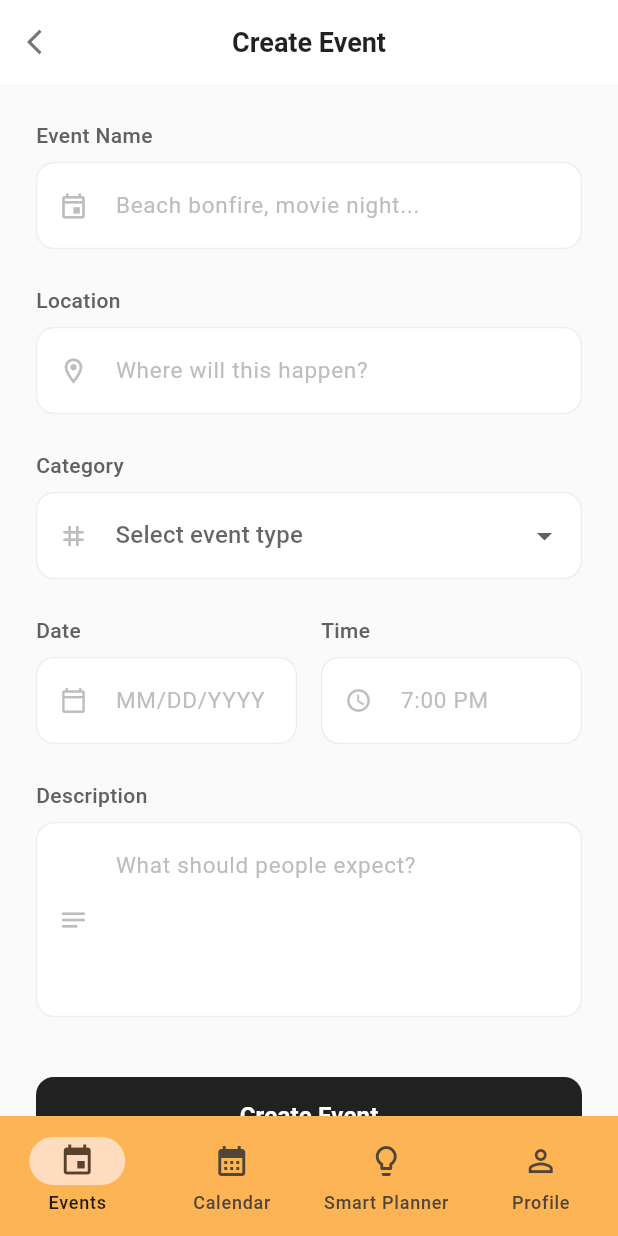
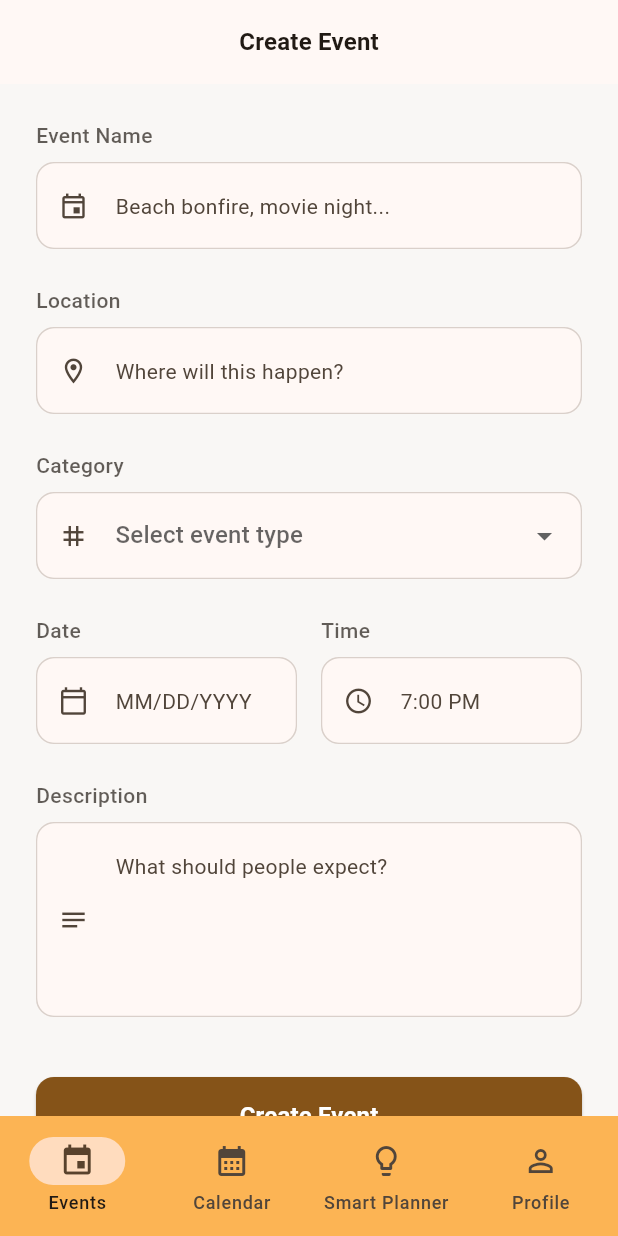
Before and after one commit to chriss212/link_up, a Flutter app: the NewEventScreen screen opened by its route, on a phone screen of 412 x 824 dp. Run offline on Flutter 3.47's test engine with Material 3 defaults, Android fonts, the phone set to English and light mode, and no system bars; our stand-ins replace flutter_riverpod, go_router, table_calendar.

Commit message:
cambios pantallas para ser afectadas por el theme changer

```diff
--- a/lib/chat/chat_screen.dart
+++ b/lib/chat/chat_screen.dart
@@ -6,11 +6,14 @@ class ChatScreen extends StatelessWidget {
 
   @override
   Widget build(BuildContext context) {
-    return const Scaffold(
+    return Scaffold(
+      backgroundColor: Theme.of(context).scaffoldBackgroundColor,
       body: Center(
         child: Text(
           'Chat Screen (WIP)',
-          style: TextStyle(fontSize: 20),
+          style: Theme.of(
+            context,
+          ).textTheme.titleMedium?.copyWith(fontSize: 20),
         ),
       ),
     );
--- a/lib/events/new_events_screen.dart
+++ b/lib/events/new_events_screen.dart
@@ -51,41 +51,42 @@ class _NewEventScreenState extends State<NewEventScreen> {
     int maxLines = 1,
     IconData? icon,
   }) {
+    final theme = Theme.of(context);
+    final scheme = theme.colorScheme;
+
     return Column(
       crossAxisAlignment: CrossAxisAlignment.start,
       children: [
         Text(
           label,
-          style: TextStyle(
-            fontSize: 14,
+          style: theme.textTheme.bodyMedium?.copyWith(
             fontWeight: FontWeight.w500,
-            color: Colors.grey.shade700,
+            color: scheme.onSurface.withOpacity(0.7),
           ),
         ),
         const SizedBox(height: 8),
         Container(
           decoration: BoxDecoration(
-            color: Colors.white,
+            color: scheme.surface,
             borderRadius: BorderRadius.circular(12),
-            border: Border.all(color: Colors.grey.shade200),
+            border: Border.all(color: scheme.outline.withOpacity(0.3)),
           ),
           child: TextField(
             maxLines: maxLines,
             decoration: InputDecoration(
               hintText: hint,
               prefixIcon: icon != null
-                ? Icon(icon, color: Colors.grey.shade400, size: 20)
+                  ? Icon(icon, color: scheme.onSurfaceVariant, size: 20)
                   : null,
               border: OutlineInputBorder(
                 borderRadius: BorderRadius.circular(12),
                 borderSide: BorderSide.none,
               ),
               filled: true,
-              fillColor: Colors.white,
+              fillColor: scheme.surface,
               contentPadding: const EdgeInsets.all(16),
-              hintStyle: TextStyle(
-                color: Colors.grey.shade400,
-                fontSize: 15,
+              hintStyle: theme.textTheme.bodyMedium?.copyWith(
+                color: scheme.onSurfaceVariant,
               ),
             ),
           ),
@@ -95,51 +96,50 @@ class _NewEventScreenState extends State<NewEventScreen> {
   }
 
   Widget _buildDropdown() {
+    final theme = Theme.of(context);
+    final scheme = theme.colorScheme;
+
     return Column(
       crossAxisAlignment: CrossAxisAlignment.start,
       children: [
         Text(
           "Category",
-          style: TextStyle(
-            fontSize: 14,
+          style: theme.textTheme.bodyMedium?.copyWith(
             fontWeight: FontWeight.w500,
-            color: Colors.grey.shade700,
+            color: scheme.onSurface.withOpacity(0.7),
           ),
         ),
         const SizedBox(height: 8),
         Container(
           decoration: BoxDecoration(
-            color: Colors.white,
+            color: scheme.surface,
             borderRadius: BorderRadius.circular(12),
-            border: Border.all(color: Colors.grey.shade200),
+            border: Border.all(color: scheme.outline.withOpacity(0.3)),
           ),
           child: DropdownButtonFormField<String>(
-            initialValue: selectedCategory,
+            value: selectedCategory,
             decoration: InputDecoration(
               hintText: "Select event type",
-              prefixIcon: Icon(Icons.tag, color: Colors.grey.shade400, size: 20),
+              prefixIcon: Icon(
+                Icons.tag,
+                color: scheme.onSurfaceVariant,
+                size: 20,
+              ),
               border: OutlineInputBorder(
                 borderRadius: BorderRadius.circular(12),
                 borderSide: BorderSide.none,
               ),
               filled: true,
-              fillColor: Colors.white,
+              fillColor: scheme.surface,
               contentPadding: const EdgeInsets.all(16),
-              hintStyle: TextStyle(color: Colors.grey.shade400, fontSize: 15),
+              hintStyle: theme.textTheme.bodyMedium?.copyWith(
+                color: scheme.onSurfaceVariant,
+              ),
             ),
             items: const [
-              DropdownMenuItem(
-                value: "chill",
-                child: Text("Chill", style: TextStyle(fontSize: 15)),
-              ),
-              DropdownMenuItem(
-                value: "party",
-                child: Text("Party", style: TextStyle(fontSize: 15)),
-              ),
-              DropdownMenuItem(
-                value: "work",
-                child: Text("Work", style: TextStyle(fontSize: 15)),
-              ),
+              DropdownMenuItem(value: "chill", child: Text("Chill")),
+              DropdownMenuItem(value: "party", child: Text("Party")),
+              DropdownMenuItem(value: "work", child: Text("Work")),
             ],
             onChanged: (val) => setState(() => selectedCategory = val),
           ),
@@ -150,25 +150,19 @@ class _NewEventScreenState extends State<NewEventScreen> {
 
   @override
   Widget build(BuildContext context) {
+    final theme = Theme.of(context);
+    final scheme = theme.colorScheme;
+
     return Scaffold(
-      backgroundColor: Colors.grey.shade50,
+      backgroundColor: theme.scaffoldBackgroundColor,
       appBar: AppBar(
-        title: const Text(
+        title: Text(
           "Create Event",
-          style: TextStyle(
+          style: theme.textTheme.titleMedium?.copyWith(
             fontWeight: FontWeight.w600,
-            fontSize: 18,
-            color: Colors.black87,
           ),
         ),
-        backgroundColor: Colors.white,
-        elevation: 0,
         centerTitle: true,
-        leading: IconButton(
-          icon: const Icon(Icons.arrow_back_ios, size: 20),
-          color: Colors.grey.shade600,
-          onPressed: () => Navigator.of(context).pop(),
-        ),
       ),
       body: SafeArea(
         child: SingleChildScrollView(
@@ -181,147 +175,59 @@ class _NewEventScreenState extends State<NewEventScreen> {
                 hint: "Beach bonfire, movie night...",
                 icon: Icons.event_outlined,
               ),
-
               const SizedBox(height: 24),
-
               _buildTextField(
                 label: "Location",
                 hint: "Where will this happen?",
                 icon: Icons.location_on_outlined,
               ),
-
               const SizedBox(height: 24),
-
               _buildDropdown(),
-
               const SizedBox(height: 24),
-
               Row(
                 children: [
                   Expanded(
-                    child: Column(
-                      crossAxisAlignment: CrossAxisAlignment.start,
-                      children: [
-                        Text(
-                          "Date",
-                          style: TextStyle(
-                            fontSize: 14,
-                            fontWeight: FontWeight.w500,
-                            color: Colors.grey.shade700,
+                    child: _buildTextField(
+                      label: "Date",
+                      hint: "MM/DD/YYYY",
+                      icon: Icons.calendar_today_outlined,
                     ),
                   ),
-                        const SizedBox(height: 8),
-                        Container(
-                          decoration: BoxDecoration(
-                            color: Colors.white,
-                            borderRadius: BorderRadius.circular(12),
-                            border: Border.all(color: Colors.grey.shade200),
-                          ),
-                          child: TextField(
-                            decoration: InputDecoration(
-                              hintText: "MM/DD/YYYY",
-                              prefixIcon: Icon(
-                                Icons.calendar_today_outlined,
-                                color: Colors.grey.shade400,
-                                size: 18,
-                              ),
-                              border: OutlineInputBorder(
-                                borderRadius: BorderRadius.circular(12),
-                                borderSide: BorderSide.none,
-                              ),
-                              filled: true,
-                              fillColor: Colors.white,
-                              contentPadding: const EdgeInsets.all(16),
-                              hintStyle: TextStyle(
-                                color: Colors.grey.shade400,
-                                fontSize: 15,
-                              ),
-                            ),
+                  const SizedBox(width: 16),
+                  Expanded(
+                    child: _buildTextField(
+                      label: "Time",
+                      hint: "7:00 PM",
+                      icon: Icons.access_time_outlined,
                     ),
                   ),
                 ],
               ),
-                  ),
-                  const SizedBox(width: 16),
-                  Expanded(
-                    child: Column(
-                      crossAxisAlignment: CrossAxisAlignment.start,
-                      children: [
-                        Text(
-                          "Time",
-                          style: TextStyle(
-                            fontSize: 14,
-                            fontWeight: FontWeight.w500,
-                            color: Colors.grey.shade700,
-                          ),
-                        ),
-                        const SizedBox(height: 8),
-                        Container(
-                          decoration: BoxDecoration(
-                            color: Colors.white,
-                            borderRadius: BorderRadius.circular(12),
-                            border: Border.all(color: Colors.grey.shade200),
-                          ),
-                          child: TextField(
-                            decoration: InputDecoration(
-                              hintText: "7:00 PM",
-                              prefixIcon: Icon(
-                                Icons.access_time_outlined,
-                                color: Colors.grey.shade400,
-                                size: 18,
-                              ),
-                              border: OutlineInputBorder(
-                                borderRadius: BorderRadius.circular(12),
-                                borderSide: BorderSide.none,
-                              ),
-                              filled: true,
-                              fillColor: Colors.white,
-                              contentPadding: const EdgeInsets.all(16),
-                              hintStyle: TextStyle(
-                                color: Colors.grey.shade400,
-                                fontSize: 15,
-                              ),
-                            ),
-                          ),
-                        ),
-                      ],
-                    ),
-                  ),
-                ],
-              ),
-
               const SizedBox(height: 24),
-
               _buildTextField(
                 label: "Description",
                 hint: "What should people expect?",
                 maxLines: 4,
                 icon: Icons.notes_outlined,
               ),
-
               const SizedBox(height: 40),
-
               SizedBox(
                 height: 52,
                 child: ElevatedButton(
                   onPressed: isCreating ? null : _createEvent,
                   style: ElevatedButton.styleFrom(
-                    backgroundColor: Colors.black87,
-                    foregroundColor: Colors.white,
-                    elevation: 0,
+                    backgroundColor: scheme.primary,
+                    foregroundColor: scheme.onPrimary,
+                    disabledBackgroundColor: scheme.onSurface.withOpacity(0.4),
                     shape: RoundedRectangleBorder(
                       borderRadius: BorderRadius.circular(12),
                     ),
-                    disabledBackgroundColor: Colors.grey.shade400,
                   ),
                   child: isCreating
                       ? const SizedBox(
                           height: 20,
                           width: 20,
-                        child: CircularProgressIndicator(
-                          color: Colors.white,
-                          strokeWidth: 2,
-                        ),
+                          child: CircularProgressIndicator(strokeWidth: 2),
                         )
                       : const Text(
                           "Create Event",
```
Lines whose indentation alone changed are shown as unchanged.
